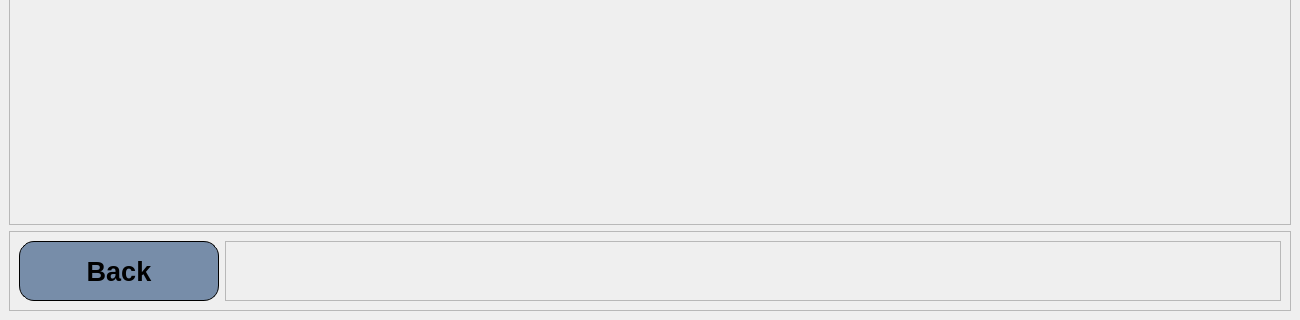
Qt form Forms/profile.ui (esraa-emary/Task-Worker-Matching) before a commit; both pictures show x 0 to 1300 and y 580 to 900 of the 1300 by 900 pixel window.
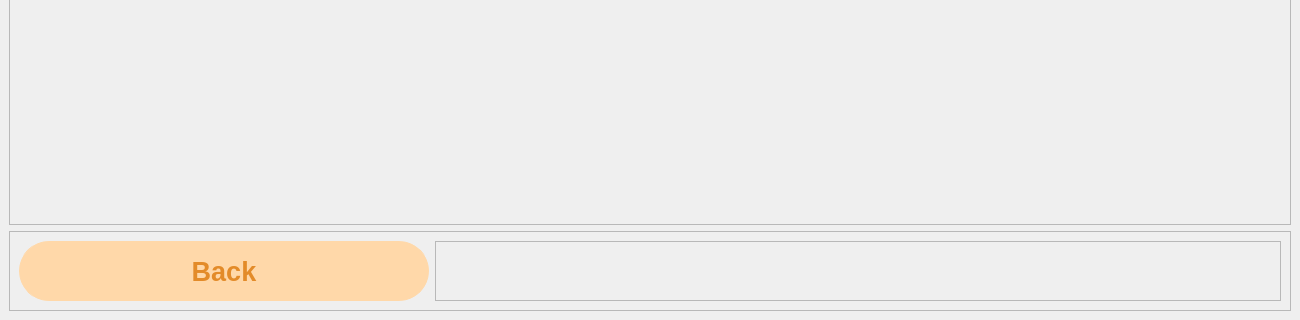
The same form after that commit.

```diff
--- a/Forms/profile.ui
+++ b/Forms/profile.ui
@@ -14,17 +14,7 @@
    <string>MainWindow</string>
   </property>
   <property name="styleSheet">
-   <string notr="true">QMainWindow{
-	color: #000;
-	background: qlineargradient(x1:0, y1:0, x2:0, y2:1, 
-	stop:0 #778da9, 
-	stop:0.3 #3076E3,
-	stop:0.7 #3076E3,
-	stop:1 #778da9
-	);
-}
-
-</string>
+   <string notr="true"/>
   </property>
   <widget class="QWidget" name="centralwidget">
    <layout class="QGridLayout" name="gridLayout">
@@ -49,12 +39,11 @@
       </property>
       <property name="styleSheet">
        <string notr="true">QPushButton{
-	border: 1px solid #000;
-width: 80%;
+	border: 1px solid #FFD8A9;
     height: 20px;
-    background-color: #778da9;
-border-radius: 15px;
-
+    background-color: #FFD8A9;
+border-radius: 30px;
+color:#E38B29;
 }
 
 QPushButton:hover{
@@ -77,8 +66,8 @@
         <widget class="QPushButton" name="back">
          <property name="maximumSize">
           <size>
-           <width>200</width>
-           <height>70</height>
+           <width>410</width>
+           <height>75</height>
           </size>
          </property>
          <property name="font">
```
Left out of the diff: 5 changed lines with no effect on the pictures.
